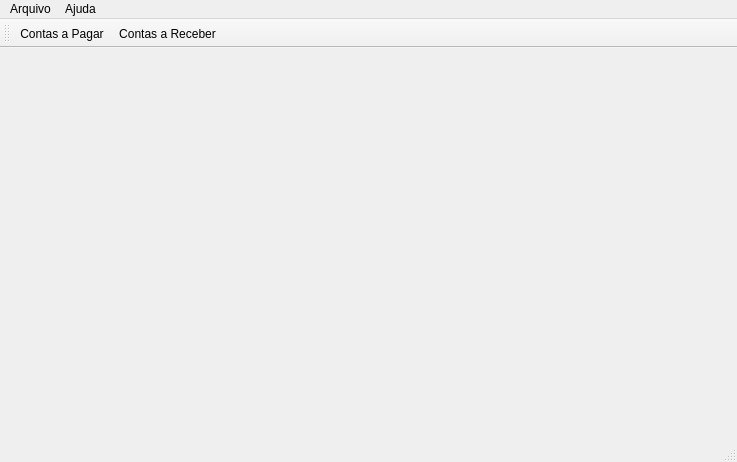
thadeuk/Hortimudas, file src/mainwindow.ui: the form before one commit.
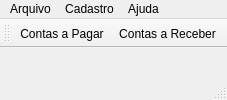
The form after the commit. Icons and pictures are not drawn.

The edit to the form file:
```diff
--- a/src/mainwindow.ui
+++ b/src/mainwindow.ui
@@ -2,17 +2,6 @@
 <ui version="4.0">
  <class>MainWindow</class>
  <widget class="QMainWindow" name="MainWindow">
-  <property name="windowModality">
-   <enum>Qt::WindowModal</enum>
-  </property>
-  <property name="geometry">
-   <rect>
-    <x>0</x>
-    <y>0</y>
-    <width>737</width>
-    <height>462</height>
-   </rect>
-  </property>
   <property name="windowTitle">
    <string>Hortimudas</string>
   </property>
@@ -22,8 +11,8 @@
     <rect>
      <x>0</x>
      <y>0</y>
-     <width>737</width>
-     <height>21</height>
+     <width>462</width>
+     <height>20</height>
     </rect>
    </property>
    <widget class="QMenu" name="menuArquivo">
@@ -42,6 +31,13 @@
     <addaction name="separator"/>
     <addaction name="actionSair"/>
    </widget>
+   <widget class="QMenu" name="menuCadastro">
+    <property name="title">
+     <string>Cadastro</string>
+    </property>
+    <addaction name="actionCliente"/>
+    <addaction name="actionFornecedor"/>
+   </widget>
    <widget class="QMenu" name="menuAjuda">
     <property name="title">
      <string>Ajuda</string>
@@ -49,6 +45,7 @@
     <addaction name="actionSobre"/>
    </widget>
    <addaction name="menuArquivo"/>
+   <addaction name="menuCadastro"/>
    <addaction name="menuAjuda"/>
   </widget>
   <widget class="QToolBar" name="mainToolBar">
@@ -58,12 +55,6 @@
      <height>48</height>
     </size>
    </property>
-   <property name="toolButtonStyle">
-    <enum>Qt::ToolButtonIconOnly</enum>
-   </property>
-   <property name="floatable">
-    <bool>true</bool>
-   </property>
    <attribute name="toolBarArea">
     <enum>TopToolBarArea</enum>
    </attribute>
```
Left out of the diff: 94 changed lines with no effect on the pictures.
